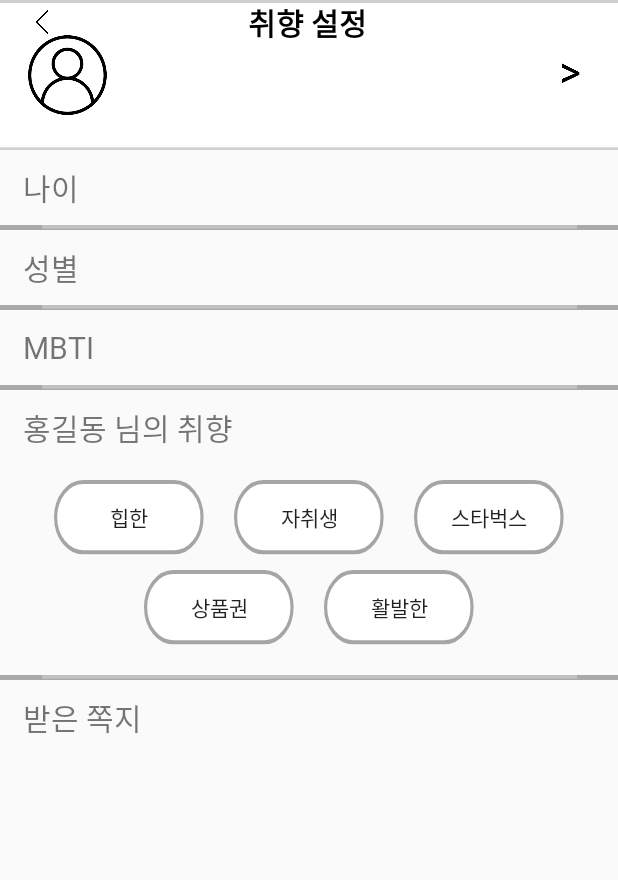
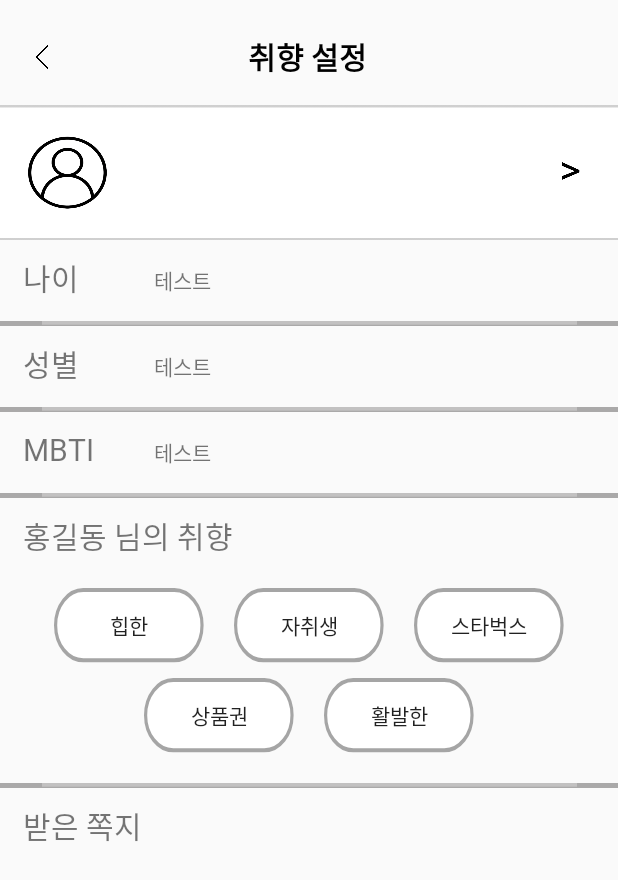
Before and after one commit to aengzu/PresentRecommendApp, an Android app: the MyPage screen opened directly, with no data from a screen before it, on a phone screen of 412 x 824 dp. Shown: the top 880 px of the screen. Run offline under Robolectric (Android 15) with nearby library versions, the phone set to English and light mode, and no system bars; our stand-ins replace Firebase (no records; nobody signed in at launch, a user with empty details on screens opened directly).

Commit message:
마이페이지 xml 숮어

```diff
--- a/app/src/main/java/com/example/myapplication/MyPage.java
+++ b/app/src/main/java/com/example/myapplication/MyPage.java
@@ -1,12 +1,23 @@
 package com.example.myapplication;
 import android.content.Intent;
 import android.os.Bundle;
+import android.util.Log;
 import android.view.View;
 import android.widget.ImageView;
 
+import androidx.annotation.NonNull;
 import androidx.appcompat.app.AppCompatActivity;
 
+import com.google.firebase.database.ChildEventListener;
+import com.google.firebase.database.DataSnapshot;
+import com.google.firebase.database.DatabaseError;
+import com.google.firebase.database.DatabaseReference;
+import com.google.firebase.database.FirebaseDatabase;
+import com.google.firebase.database.ValueEventListener;
+
 public class MyPage extends AppCompatActivity {
+    FirebaseDatabase database = FirebaseDatabase.getInstance();
+    DatabaseReference myRef = database.getReference();
     @Override
     protected void onCreate(Bundle savedInstanceState) {
         super.onCreate(savedInstanceState);
@@ -19,5 +30,59 @@ public class MyPage extends AppCompatActivity {
                 startActivity(intent);
             }
         });
-    }
+
+        //데이터베이스 읽기 #1
+        myRef.addValueEventListener(new ValueEventListener(){
+            @Override
+            public void onDataChange(@NonNull DataSnapshot snapshot) {
+                UserAccount user = snapshot.getValue(UserAccount.class);
+            }//onDataChange
+            @Override
+            public void onCancelled(@NonNull DatabaseError error) { }//onCancelled
+        });//addValueEventListener
+
+    // 데이터베이스 읽기 #2. Single ValueEventListener
+
+        FirebaseDatabase.getInstance().getReference().addListenerForSingleValueEvent(new ValueEventListener() {
+        @Override
+        public void onDataChange(DataSnapshot dataSnapshot) {
+            for (DataSnapshot snapshot : dataSnapshot.getChildren()) {
+                Log.d("MainActivity", "Single ValueEventListener : " + snapshot.getValue());
+            }
+        }
+
+        @Override
+        public void onCancelled(DatabaseError databaseError) {
+
+        }
+    });
+
+    // 데이터베이스 읽기 #3. ChildEventListener
+        FirebaseDatabase.getInstance().getReference().addChildEventListener(new ChildEventListener() {
+        @Override
+        public void onChildAdded(DataSnapshot dataSnapshot, String s) {
+            Log.d("MainActivity", "ChildEventListener - onChildAdded : " + dataSnapshot.getValue());
+        }
+
+        @Override
+        public void onChildChanged(DataSnapshot dataSnapshot, String s) {
+            Log.d("MainActivity", "ChildEventListener - onChildChanged : " + s);
+        }
+
+        @Override
+        public void onChildRemoved(DataSnapshot dataSnapshot) {
+            Log.d("MainActivity", "ChildEventListener - onChildRemoved : " + dataSnapshot.getKey());
+        }
+
+        @Override
+        public void onChildMoved(DataSnapshot dataSnapshot, String s) {
+            Log.d("MainActivity", "ChildEventListener - onChildMoved" + s);
+        }
+
+        @Override
+        public void onCancelled(DatabaseError databaseError) {
+            Log.d("MainActivity", "ChildEventListener - onCancelled" + databaseError.getMessage());
+        }
+    });
 }
+}
--- /dev/null
+++ b/app/src/main/res/drawable/circle_button.xml
@@ -0,0 +1,6 @@
+<?xml version="1.0" encoding="utf-8"?>
+<selector xmlns:android="http://schemas.android.com/apk/res/android">
+    <item android:state_selected="true"
+        android:drawable="@drawable/circle_active"/>
+    <item android:drawable="@drawable/circle_inactive"/>
+</selector>
--- a/app/src/main/res/layout/mytaste.xml
+++ b/app/src/main/res/layout/mytaste.xml
@@ -8,8 +8,10 @@
     <androidx.appcompat.widget.Toolbar
         android:id="@+id/toolbar"
         android:layout_width="410dp"
-        android:layout_height="30dp"
+        android:layout_height="wrap_content"
         android:elevation="4dp"
+        android:layout_marginTop="10dp"
+        android:layout_marginBottom="10dp"
         app:contentInsetStartWithNavigation="0dp"
         app:layout_constraintTop_toTopOf="parent">
 
@@ -25,6 +27,7 @@
             android:layout_width="wrap_content"
             android:layout_height="wrap_content"
             android:layout_gravity="center"
+            android:layout_marginTop="10dp"
             android:text="취향 설정"
             android:textColor="@android:color/black"
             android:textSize="20sp"
@@ -37,6 +40,7 @@
         android:layout_width="match_parent"
         android:layout_height="match_parent"
         android:orientation="vertical"
+        android:layout_marginTop="10dp"
         app:layout_constraintBottom_toTopOf="parent"
         app:layout_constraintEnd_toStartOf="parent"
         app:layout_constraintStart_toStartOf="parent"
@@ -45,18 +49,35 @@
         <ImageView
             android:id="@+id/imageView12"
             android:layout_width="match_parent"
-            android:layout_height="100dp"
+            android:layout_marginTop="60dp"
+            android:layout_height="90dp"
             android:background="@drawable/user_list" />
+
+        <LinearLayout
+            android:layout_width="match_parent"
+            android:layout_height="54dp"
+            android:orientation="horizontal">
 
             <TextView
                 android:id="@+id/textView9"
-            android:layout_width="match_parent"
+                android:layout_width="wrap_content"
                 android:layout_height="50dp"
                 android:layout_marginLeft="15dp"
                 android:fontFamily="@font/nanumsquareroundb"
                 android:gravity="center_vertical"
                 android:text="나이"
                 android:textSize="20sp" />
+
+            <TextView
+                android:id="@+id/textView5"
+                android:layout_width="match_parent"
+                android:text="테스트"
+                android:gravity="center_vertical"
+                android:layout_height="match_parent"
+                android:layout_marginRight="50dp"
+                android:layout_marginLeft="50dp"
+            />
+        </LinearLayout>
 
         <ImageView
             android:id="@+id/imageView15"
@@ -65,32 +86,59 @@
             android:background="#AAA9A9"
             app:srcCompat="@drawable/line" />
 
+    <LinearLayout
+        android:layout_width="match_parent"
+        android:layout_height="54dp"
+        android:orientation="horizontal">
         <TextView
             android:id="@+id/textView10"
-            android:layout_width="match_parent"
+            android:layout_width="wrap_content"
             android:layout_height="50dp"
             android:layout_marginLeft="15dp"
             android:fontFamily="@font/nanumsquareroundr"
             android:gravity="center_vertical"
             android:text="성별"
             android:textSize="20sp" />
-
+        <TextView
+            android:id="@+id/sex_text"
+            android:layout_width="match_parent"
+            android:text="테스트"
+            android:gravity="center_vertical"
+            android:layout_height="match_parent"
+            android:layout_marginRight="50dp"
+            android:layout_marginLeft="50dp"
+            />
+    </LinearLayout>
         <ImageView
             android:id="@+id/imageView16"
             android:layout_width="match_parent"
             android:layout_height="3dp"
             android:background="#AAA9A9"
             app:srcCompat="@drawable/line" />
-
+    <LinearLayout
+        android:layout_width="match_parent"
+        android:layout_height="54dp"
+        android:orientation="horizontal">
         <TextView
             android:id="@+id/textView14"
-            android:layout_width="match_parent"
+            android:layout_width="wrap_content"
             android:layout_height="50dp"
             android:layout_marginLeft="15dp"
             android:fontFamily="@font/nanumsquareroundb"
             android:gravity="center_vertical"
             android:text="MBTI"
             android:textSize="20sp" />
+        <TextView
+            android:id="@+id/mbti_text"
+            android:layout_width="match_parent"
+            android:text="테스트"
+            android:gravity="center_vertical"
+            android:layout_height="match_parent"
+            android:layout_marginRight="50dp"
+            android:layout_marginLeft="40dp"
+            />
+
+    </LinearLayout>
 
         <ImageView
             android:id="@+id/imageView17"
```
Also changed, not shown: app/src/main/java/com/example/myapplication/SignSurveyMytast.java (+101 -2 lines), app/src/main/java/com/example/myapplication/UserAccount.java (+4 -4 lines), app/src/main/java/com/example/myapplication/signUpActivity.java (+4 -4 lines), app/src/main/res/layout/sign_survey_mytaste.xml (+30 -28 lines). Lines whose indentation alone changed are shown as unchanged.
